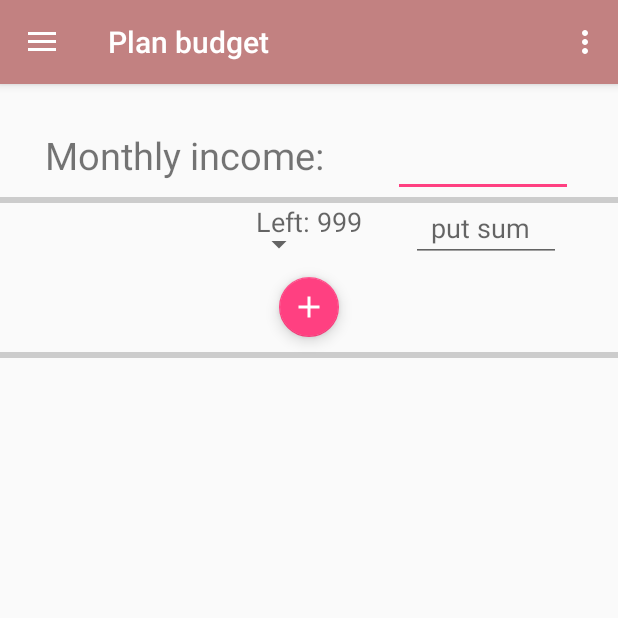
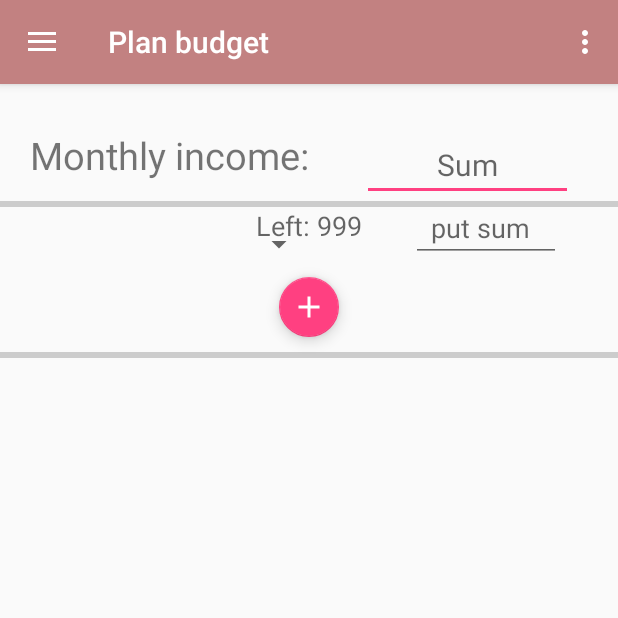
Before and after one commit to Geronimo-GG/FineFinRepo-master, an Android app: the screen it shows after launch (NewMain), in the side drawer, after a tap on "Plan budget", on a phone screen of 412 x 824 dp, the top half of it. Run offline under Robolectric (Android 15) with nearby library versions, the phone set to English and light mode, and no system bars; libraries missing offline, so code that uses them is left out: com.github.mikephil.charting, io.realm, io.realm.internal; 19 statements that could not run were skipped.

Commit message:
xml new (activity_hello_name, xml_hello_advice, xml_hello_password)

```diff
--- a/app/src/main/java/dariabeliaeva/diploma/com/finefin/MainList.java
+++ b/app/src/main/java/dariabeliaeva/diploma/com/finefin/MainList.java
@@ -189,14 +189,14 @@ public class MainList extends Fragment {
         cat.addCategory("Food & Drinks", "outcome", R.drawable.ic_local_dining_white_24px);
         cat.addCategory("Bills", "outcome", R.drawable.ic_list_white_24px);
         cat.addCategory("Family", "outcome", R.drawable.ic_people_outline_white_24px);
-        cat.addCategory("Entertainment", "outcome", R.drawable.ic_theaters_white_24px);
+        cat.addCategory("Fun", "outcome", R.drawable.ic_theaters_white_24px);
         cat.addCategory("Home", "outcome", R.drawable.ic_home_white_24px);
         cat.addCategory("Utilities", "outcome", R.drawable.ic_settings_input_component_white_24px);
         cat.addCategory("Shopping", "outcome", R.drawable.ic_shopping_cart_white_24px);
         cat.addCategory("Healthcare", "outcome", R.drawable.ic_local_hospital_white_24px);
         cat.addCategory("Clothing", "outcome", R.drawable.ic_accessibility_white_24px);
         cat.addCategory("Other", "outcome", R.drawable.ic_local_atm_white_24px);
-        cat.addCategory("Transportation", "outcome", R.drawable.ic_directions_subway_white_24px);
+        cat.addCategory("Transport", "outcome", R.drawable.ic_directions_subway_white_24px);
         cat.addCategory("Education", "outcome", R.drawable.ic_school_white_24px);
         cat.addCategory("Drinks", "outcome", R.drawable.ic_local_bar_white_24px);
         cat.addCategory("Hobbies", "outcome", R.drawable.ic_color_lens_white_24px);
--- a/app/src/main/java/dariabeliaeva/diploma/com/finefin/NewMain.java
+++ b/app/src/main/java/dariabeliaeva/diploma/com/finefin/NewMain.java
@@ -145,8 +145,6 @@ public class NewMain extends AppCompatActivity
             transaction.addToBackStack(null);
             transaction.commit();
 
-        } else if (id == R.id.nav_send) {
-
         }
 
         DrawerLayout drawer = (DrawerLayout) findViewById(R.id.drawer_layout);
--- /dev/null
+++ b/app/src/main/res/drawable/ic_album_black_24px.xml
@@ -0,0 +1,9 @@
+<vector xmlns:android="http://schemas.android.com/apk/res/android"
+        android:width="24dp"
+        android:height="24dp"
+        android:viewportWidth="24.0"
+        android:viewportHeight="24.0">
+    <path
+        android:pathData="M12,2C6.48,2 2,6.48 2,12s4.48,10 10,10 10,-4.48 10,-10S17.52,2 12,2zM12,16.5c-2.49,0 -4.5,-2.01 -4.5,-4.5S9.51,7.5 12,7.5s4.5,2.01 4.5,4.5 -2.01,4.5 -4.5,4.5zM12,11c-0.55,0 -1,0.45 -1,1s0.45,1 1,1 1,-0.45 1,-1 -0.45,-1 -1,-1z"
+        android:fillColor="#000000"/>
+</vector>
--- /dev/null
+++ b/app/src/main/res/drawable/ic_settings_black_24px.xml
@@ -0,0 +1,9 @@
+<vector xmlns:android="http://schemas.android.com/apk/res/android"
+        android:width="24dp"
+        android:height="24dp"
+        android:viewportWidth="24.0"
+        android:viewportHeight="24.0">
+    <path
+        android:pathData="M19.43,12.98c0.04,-0.32 0.07,-0.64 0.07,-0.98s-0.03,-0.66 -0.07,-0.98l2.11,-1.65c0.19,-0.15 0.24,-0.42 0.12,-0.64l-2,-3.46c-0.12,-0.22 -0.39,-0.3 -0.61,-0.22l-2.49,1c-0.52,-0.4 -1.08,-0.73 -1.69,-0.98l-0.38,-2.65C14.46,2.18 14.25,2 14,2h-4c-0.25,0 -0.46,0.18 -0.49,0.42l-0.38,2.65c-0.61,0.25 -1.17,0.59 -1.69,0.98l-2.49,-1c-0.23,-0.09 -0.49,0 -0.61,0.22l-2,3.46c-0.13,0.22 -0.07,0.49 0.12,0.64l2.11,1.65c-0.04,0.32 -0.07,0.65 -0.07,0.98s0.03,0.66 0.07,0.98l-2.11,1.65c-0.19,0.15 -0.24,0.42 -0.12,0.64l2,3.46c0.12,0.22 0.39,0.3 0.61,0.22l2.49,-1c0.52,0.4 1.08,0.73 1.69,0.98l0.38,2.65c0.03,0.24 0.24,0.42 0.49,0.42h4c0.25,0 0.46,-0.18 0.49,-0.42l0.38,-2.65c0.61,-0.25 1.17,-0.59 1.69,-0.98l2.49,1c0.23,0.09 0.49,0 0.61,-0.22l2,-3.46c0.12,-0.22 0.07,-0.49 -0.12,-0.64l-2.11,-1.65zM12,15.5c-1.93,0 -3.5,-1.57 -3.5,-3.5s1.57,-3.5 3.5,-3.5 3.5,1.57 3.5,3.5 -1.57,3.5 -3.5,3.5z"
+        android:fillColor="#000000"/>
+</vector>
--- a/app/src/main/res/layout/fragment_budget.xml
+++ b/app/src/main/res/layout/fragment_budget.xml
@@ -9,18 +9,23 @@
        android:layout_width="match_parent"
        android:layout_height="wrap_content"
        android:layout_marginTop="30dp"
-       android:layout_marginLeft="30dp"
+       android:layout_marginLeft="20dp"
        android:text="Monthly income:"
        android:textSize="25dp"
-       android:id="@+id/textView2" />
+       android:id="@+id/textView2"
+       android:layout_alignEnd="@+id/tvIncomeLeft" />
 
     <EditText
         android:layout_width="120dp"
         android:layout_height="wrap_content"
         android:inputType="numberSigned"
         android:layout_marginRight="30dp"
+        android:textSize="20dp"
+        android:hint="Sum"
+        android:gravity="center"
         android:id="@+id/monthly_incomes"
         android:layout_alignTop="@+id/textView2"
+        android:layout_toRightOf="@+id/textView2"
         android:layout_alignParentEnd="true" />
 
     <View
--- a/app/src/main/res/menu/activity_new_main_drawer.xml
+++ b/app/src/main/res/menu/activity_new_main_drawer.xml
@@ -19,18 +19,19 @@
             android:id="@+id/nav_plan"
             android:icon="@drawable/ic_plan_black_24px"
             android:title="Plan budget" />
+        <item
+            android:id="@+id/nav_goal"
+            android:icon="@drawable/ic_album_black_24px"
+            android:title="Set financial goal" />
     </group>
 
     <item android:title="Settings">
         <menu>
             <item
                 android:id="@+id/nav_share"
-                android:icon="@drawable/ic_menu_share"
-                android:title="Share" />
-            <item
-                android:id="@+id/nav_send"
-                android:icon="@drawable/ic_menu_send"
-                android:title="Send" />
+                android:icon="@drawable/ic_settings_black_24px"
+                android:title="Settings" />
+
         </menu>
     </item>
 
```
Also changed, not shown: app/src/main/res/drawable/ic_build_black_24px.xml (added, +9 -0 lines), app/src/main/res/layout/xml_hello_advice.xml (added, +55 -0 lines), app/src/main/res/layout/xml_hello_password.xml (added, +65 -0 lines), 1 other file.
